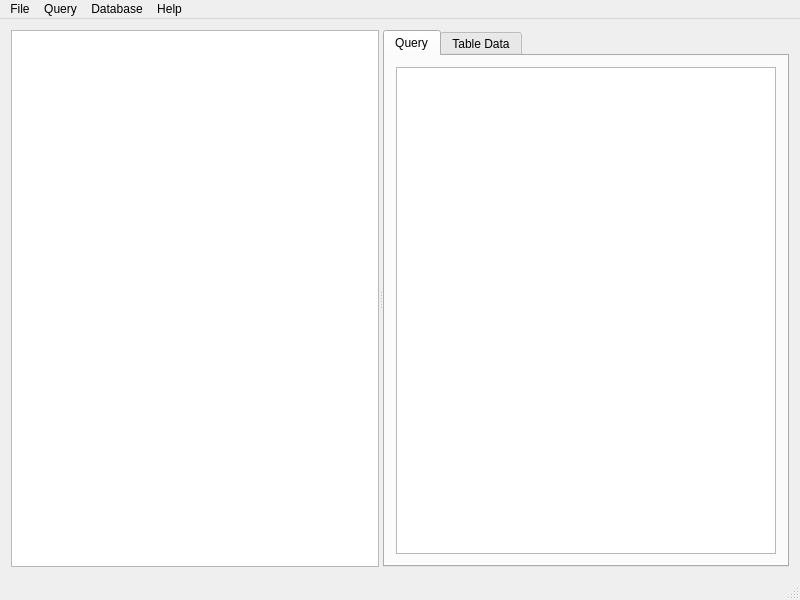
Before: the Qt Designer form mainwindow.ui in christianhelle/sqlitequery, drawn with Qt 5.
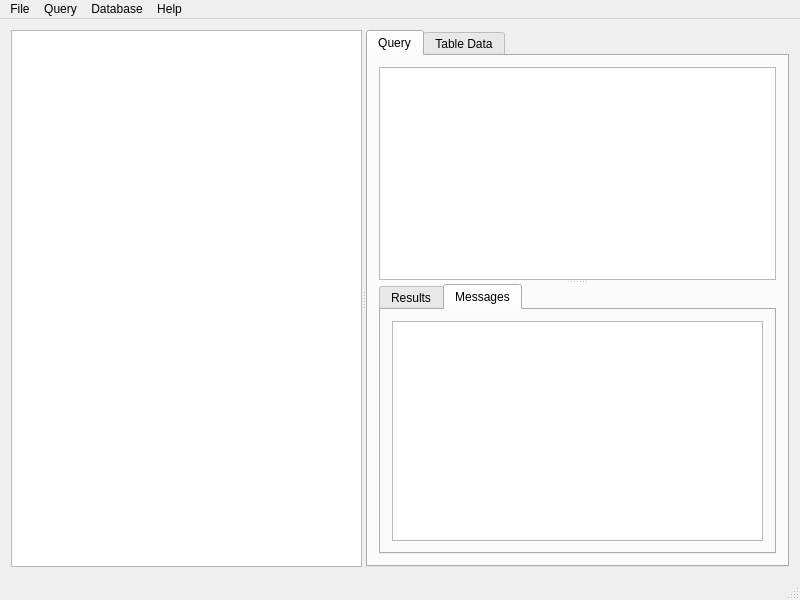
After: the same form once the commit is applied. The open tabs and pages were chosen to show the change.

Commit message: Add results pane (unfinished)

```diff
--- a/mainwindow.ui
+++ b/mainwindow.ui
@@ -45,6 +45,27 @@
             <enum>Qt::Vertical</enum>
            </property>
            <widget class="QTextEdit" name="textEdit"/>
+           <widget class="QTabWidget" name="queryResultTab">
+            <property name="currentIndex">
+             <number>0</number>
+            </property>
+            <widget class="QWidget" name="queryResultsGrid">
+             <attribute name="title">
+              <string>Results</string>
+             </attribute>
+             <layout class="QGridLayout" name="gridLayout_4"/>
+            </widget>
+            <widget class="QWidget" name="queryResultMessagesTab">
+             <attribute name="title">
+              <string>Messages</string>
+             </attribute>
+             <layout class="QGridLayout" name="gridLayout_3">
+              <item row="0" column="0">
+               <widget class="QPlainTextEdit" name="queryResultMessagesTextEdit"/>
+              </item>
+             </layout>
+            </widget>
+           </widget>
           </widget>
          </item>
         </layout>
```
Left out of the diff: 2 changed lines with no effect on the pictures. The commit also changes 4 other files.
